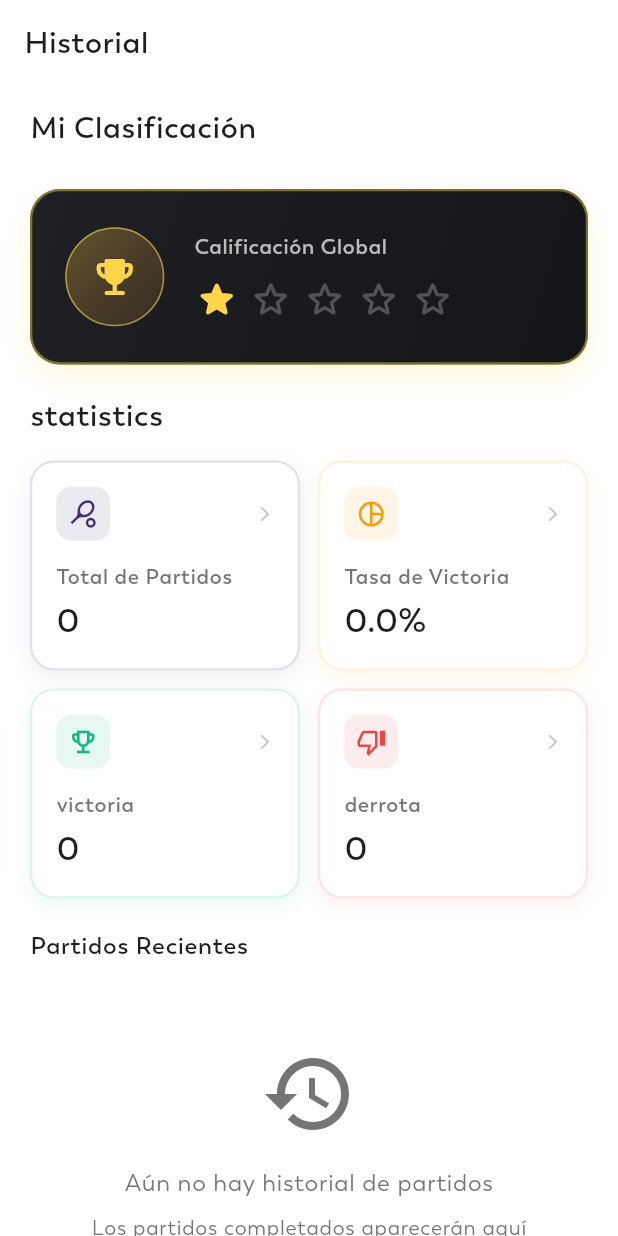
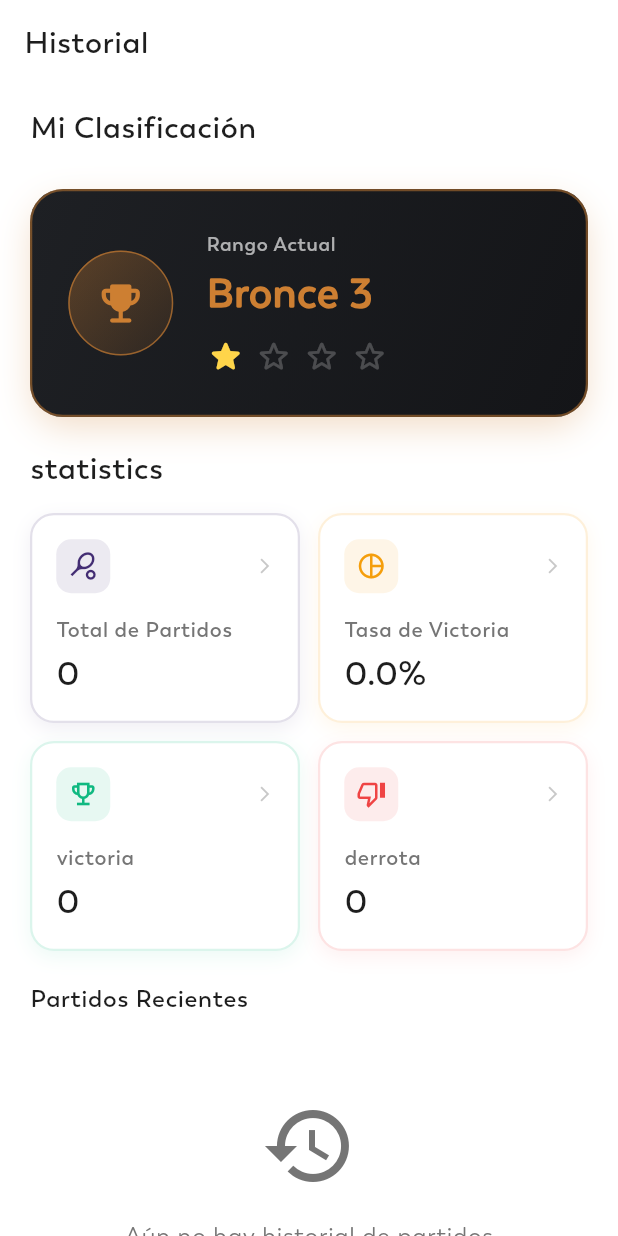
Before and after one commit to orlandoue/matchmake-app, a Flutter app: the History screen opened directly, on a phone screen of 412 x 824 dp. Run offline on Flutter 3.47's test engine with Material 3 defaults, Android fonts, the phone set to English and light mode, and no system bars; our stand-ins replace bounce, cached_network_image, connectivity_plus, country_code_picker, dropdown_button2, flutter_dotenv and 16 more; missing offline and left inert: image_stack, mobile_scanner, onesignal_flutter; accounts and stored records are empty; project files that could hold a hidden picture were left out.

Commit message:
feat(ranking): LP→stars progression on rank card + profile (Fase 9)
Keeps the classic League + Division system (e.g. 'Plata 2') but renders
progression as a max-4 star rating instead of numeric LP.

- LeagueRanking.currentStars getter (int 0..4): buckets lp 0-24→1,
  25-49→2, 50-74→3, 75-100→4 (clamped). ProfileController.userRankStars
  mirrors userRank (both read userRankings.first)
- New reusable StarRatingRow widget (gold filled / muted empty, default
  max 4) — used by both screens
- History rank card: shows 'Rango Actual' + 'Tier Division' + 4-star
  progress; removed the circular LP gauge and all LP text; trophy tinted
  to the tier, roomier M3 layout. Dark card kept
- Profile: header rank line now shows its stars under 'Rango: X'; the
  'Ligas Competitivas' pills drop the '30 LP' badge for the 4-star row.
  Removed leftover unused locals (lp, tier)

Palette: Pádel intact; gold only as the star accent.
flutter analyze: 0 errors.

Co-Authored-By: Claude Fable 5 <noreply@anthropic.com>

```diff
--- a/SportsConnect_Orland-main/lib/View/Screens/Users/History/History.dart
+++ b/SportsConnect_Orland-main/lib/View/Screens/Users/History/History.dart
@@ -4,6 +4,7 @@ import 'package:orland_sports/View/Screens/Users/History/history_matches_screen.
 import 'package:orland_sports/View/Screens/Users/matchmaking/player_match_detail_screen.dart';
 import 'package:orland_sports/View/Widgets/myAppBar.dart';
 import 'package:orland_sports/View/Widgets/myText.dart';
+import 'package:orland_sports/View/Widgets/star_rating_row.dart';
 import 'package:orland_sports/const/appColors.dart';
 import 'package:orland_sports/controllers/player_matches_controller.dart';
 import 'package:orland_sports/controllers/profile_controller.dart';
@@ -65,6 +66,8 @@ class History extends StatelessWidget {
         // any Obx reading this getter rebuilds automatically on pill tap.
         final ranking   = profileController.currentSportRanking;
         final tier      = ranking?.tier             ?? 'Bronce';
+        final division  = ranking?.division         ?? 3;
+        final stars     = ranking?.currentStars     ?? 1;
         final tierColor = ranking?.leagueData.color ?? const Color(0xFFCD7F32);
 
         return RefreshIndicator(
@@ -94,13 +97,13 @@ class History extends StatelessWidget {
                 _SportSelectorBar(profileController: profileController),
               const SizedBox(height: 14),
 
-              // ── Player Rating Card (static, star-based) ───────────────────
-              // Reactive via the parent Obx; the sport pills above swap `tier`,
-              // which maps to a 1–5 star rating. No navigation (Ranking screen
-              // removed) and no gamey tier/LP text.
+              // ── Rank Card (static, League + star progression) ─────────────
+              // Reactive via the parent Obx; the sport pills above swap the
+              // ranking → rank name and its 4-star division progress. No
+              // navigation (Ranking screen removed) and no numeric LP.
               Container(
                 decoration: BoxDecoration(
-                  borderRadius: BorderRadius.circular(20),
+                  borderRadius: BorderRadius.circular(22),
                   gradient: const LinearGradient(
                     colors: [
                       Color(0xFF1E2024), // Dark metallic base (kept)
@@ -111,69 +114,69 @@ class History extends StatelessWidget {
                   ),
                   boxShadow: [
                     BoxShadow(
-                      color: _kRatingGold.withValues(alpha: 0.22),
-                      blurRadius: 18,
+                      color: tierColor.withValues(alpha: 0.28),
+                      blurRadius: 20,
                       spreadRadius: -2,
                       offset: const Offset(0, 8),
                     ),
                   ],
                   border: Border.all(
-                    color: _kRatingGold.withValues(alpha: 0.45),
+                    color: tierColor.withValues(alpha: 0.5),
                     width: 1.5,
                   ),
                 ),
                 padding:
-                    const EdgeInsets.symmetric(horizontal: 22, vertical: 24),
+                    const EdgeInsets.symmetric(horizontal: 24, vertical: 26),
                 child: Row(
                   children: [
-                    // Trophy badge (accompanies the stars)
+                    // Trophy badge — tinted to the current tier, room to breathe
                     Container(
-                      width: 66,
-                      height: 66,
+                      width: 70,
+                      height: 70,
                       decoration: BoxDecoration(
                         shape: BoxShape.circle,
                         gradient: LinearGradient(
                           colors: [
-                            _kRatingGold.withValues(alpha: 0.30),
-                            tierColor.withValues(alpha: 0.15),
+                            tierColor.withValues(alpha: 0.35),
+                            tierColor.withValues(alpha: 0.10),
                           ],
                           begin: Alignment.topLeft,
                           end: Alignment.bottomRight,
                         ),
-                        border: Border.all(
-                            color: _kRatingGold.withValues(alpha: 0.6)),
+                        border:
+                            Border.all(color: tierColor.withValues(alpha: 0.65)),
                       ),
-                      child: const Icon(Icons.emoji_events_rounded,
-                          color: _kRatingGold, size: 32),
+                      child: Icon(Icons.emoji_events_rounded,
+                          color: tierColor, size: 34),
                     ),
-                    const SizedBox(width: 20),
+                    const SizedBox(width: 22),
                     Expanded(
                       child: Column(
                         crossAxisAlignment: CrossAxisAlignment.start,
                         children: [
                           MyText(
-                            text: 'Calificación Global',
+                            text: 'Rango Actual',
                             weight: FontWeight.w600,
-                            size: 14,
-                            color: kwhite.withValues(alpha: 0.7),
+                            size: 13,
+                            color: kwhite.withValues(alpha: 0.65),
+                          ),
+                          const SizedBox(height: 3),
+                          FittedBox(
+                            fit: BoxFit.scaleDown,
+                            alignment: Alignment.centerLeft,
+                            child: MyText(
+                              text: '$tier $division',
+                              weight: FontWeight.w800,
+                              size: 27,
+                              color: tierColor,
+                            ),
                           ),
                           const SizedBox(height: 10),
-                          Row(
-                            children: List.generate(5, (i) {
-                              final filled = i < _playerStars(tier);
-                              return Padding(
-                                padding: const EdgeInsets.only(right: 6),
-                                child: Icon(
-                                  filled
-                                      ? Icons.star_rounded
-                                      : Icons.star_outline_rounded,
-                                  color: filled
-                                      ? _kRatingGold
-                                      : kwhite.withValues(alpha: 0.25),
-                                  size: 30,
-                                ),
-                              );
-                            }),
+                          StarRatingRow(
+                            stars: stars,
+                            size: 26,
+                            gap: 6,
+                            emptyColor: kwhite.withValues(alpha: 0.22),
                           ),
                         ],
                       ),
@@ -289,27 +292,7 @@ class History extends StatelessWidget {
     );
   }
 
-  /// Maps a league tier to a 1–5 star rating (Pokémon-Unite-style).
-  /// The sport pills swap the tier, so switching sport updates the stars.
-  int _playerStars(String tier) {
-    switch (tier.toLowerCase()) {
-      case 'challenger':
-      case 'diamante':
-        return 5;
-      case 'platino':
-        return 4;
-      case 'oro':
-        return 3;
-      case 'plata':
-        return 2;
-      default: // bronce / unknown
-        return 1;
-    }
-  }
 }
-
-/// Premium gold used for the global-rating stars (harmonizes with the dark card).
-const Color _kRatingGold = Color(0xFFFFD54A);
 
 // ─────────────────────────────────────────────────────────────────────────────
 // Sport Selector Bar
--- a/SportsConnect_Orland-main/lib/View/Screens/Users/Profile/Profile.dart
+++ b/SportsConnect_Orland-main/lib/View/Screens/Users/Profile/Profile.dart
@@ -11,6 +11,7 @@ import 'package:orland_sports/View/Screens/Users/matchmaking/ManageMatch.dart';
 import 'package:orland_sports/View/Widgets/CommonImageView.dart';
 import 'package:orland_sports/View/Widgets/myAppBar.dart';
 import 'package:orland_sports/View/Widgets/myText.dart';
+import 'package:orland_sports/View/Widgets/star_rating_row.dart';
 import 'package:orland_sports/const/appColors.dart';
 import 'package:orland_sports/controllers/auth_controller.dart';
 import 'package:orland_sports/controllers/identity_verification_controller.dart';
@@ -65,7 +66,9 @@ class Profile extends StatelessWidget {
                 Obx(() {
                   // Re-read to trigger reactivity
                   final _ = profileController.currentUser;
-                  return Row(
+                  return Column(
+                    children: [
+                      Row(
                         mainAxisAlignment: MainAxisAlignment.center,
                         children: [
                           MyText(
@@ -79,7 +82,16 @@ class Profile extends StatelessWidget {
                             Assets.imagesTrophyicon,
                             width: 20,
                             height: 20,
-                      )
+                          ),
+                        ],
+                      ),
+                      const SizedBox(height: 8),
+                      StarRatingRow(
+                        stars: profileController.userRankStars,
+                        size: 18,
+                        gap: 5,
+                        emptyColor: kgrey5,
+                      ),
                     ],
                   );
                 }),
@@ -124,9 +136,7 @@ class Profile extends StatelessWidget {
                       itemCount: profileController.userRankings.length,
                       itemBuilder: (context, index) {
                         final ranking = profileController.userRankings[index];
-                        final tier = ranking.tier;
                         final division = ranking.division;
-                        final lp = ranking.lp;
                         final league = ranking.leagueData;
 
                         // Determinar ícono dinámico basado en el nombre del deporte
@@ -190,19 +200,12 @@ class Profile extends StatelessWidget {
                                 color: league.color,
                                 maxLines: 1,
                               ),
-                              const SizedBox(height: 6),
-                              Container(
-                                padding: const EdgeInsets.symmetric(horizontal: 12, vertical: 4),
-                                decoration: BoxDecoration(
-                                  color: league.color.withOpacity(0.15),
-                                  borderRadius: BorderRadius.circular(12),
-                                ),
-                                child: MyText(
-                                  text: '$lp LP',
-                                  size: 16,
-                                  weight: FontWeight.bold,
-                                  color: kblack2,
-                                ),
+                              const SizedBox(height: 10),
+                              StarRatingRow(
+                                stars: ranking.currentStars,
+                                size: 18,
+                                gap: 4,
+                                emptyColor: kgrey5,
                               ),
                             ],
                           ),
--- /dev/null
+++ b/SportsConnect_Orland-main/lib/View/Widgets/star_rating_row.dart
@@ -0,0 +1,44 @@
+import 'package:flutter/material.dart';
+
+/// Premium gold for filled division-progress stars (Pokémon-Unite style).
+const Color kRatingGold = Color(0xFFFFD54A);
+
+/// A compact row of division-progress stars (default max = 4, the business
+/// rule). Filled stars use a premium gold; empty ones a muted translucent
+/// tone that reads well on both dark and light surfaces.
+class StarRatingRow extends StatelessWidget {
+  final int stars;
+  final int max;
+  final double size;
+  final double gap;
+  final Color filledColor;
+  final Color emptyColor;
+
+  const StarRatingRow({
+    super.key,
+    required this.stars,
+    this.max = 4,
+    this.size = 24,
+    this.gap = 6,
+    this.filledColor = kRatingGold,
+    this.emptyColor = const Color(0x40000000),
+  });
+
+  @override
+  Widget build(BuildContext context) {
+    return Row(
+      mainAxisSize: MainAxisSize.min,
+      children: List.generate(max, (i) {
+        final filled = i < stars;
+        return Padding(
+          padding: EdgeInsets.only(right: i == max - 1 ? 0 : gap),
+          child: Icon(
+            filled ? Icons.star_rounded : Icons.star_border_rounded,
+            color: filled ? filledColor : emptyColor,
+            size: size,
+          ),
+        );
+      }),
+    );
+  }
+}
--- a/SportsConnect_Orland-main/lib/controllers/profile_controller.dart
+++ b/SportsConnect_Orland-main/lib/controllers/profile_controller.dart
@@ -34,6 +34,17 @@ class LeagueRanking {
     required this.division,
     required this.lp,
   });
+
+  /// Max stars per division (strict business rule: 4).
+  static const int maxStars = 4;
+
+  /// Division progress rendered as filled stars (0–4), translated from [lp]
+  /// (0–100). Buckets: 0–24 → 1, 25–49 → 2, 50–74 → 3, 75–100 → 4.
+  /// LP is clamped so out-of-range values never break the scale.
+  int get currentStars {
+    final clamped = lp.clamp(0, 100);
+    return (clamped ~/ 25) + 1 > maxStars ? maxStars : (clamped ~/ 25) + 1;
+  }
 }
 
 /// Controller for managing user profile operations
@@ -153,6 +164,11 @@ class ProfileController extends GetxController {
     if (w >= 5)  return 'Plata';
     return 'Bronce 3';
   }
+
+  /// Division-progress stars (0–4) for the header rank, aligned with
+  /// [userRank] (both read `userRankings.first`). 0 for brand-new users.
+  int get userRankStars =>
+      userRankings.isNotEmpty ? userRankings.first.currentStars : 0;
 
   /// Get user ranking position based on wins
   String get rankingPosition =>
```
Lines whose indentation alone changed are shown as unchanged.
